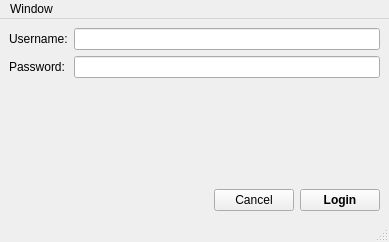
pietr26/OMSI-Tools, file OTModules/wLFClient/wlogin.ui: the form before one commit.
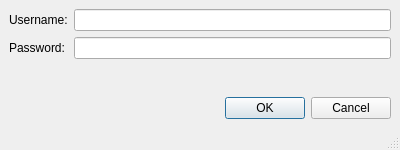
The form after the commit. Icons and pictures are not drawn.

Commit message: implemented login/logout

Patch:
```diff
--- a/OTModules/wLFClient/wlogin.ui
+++ b/OTModules/wLFClient/wlogin.ui
@@ -6,8 +6,8 @@
    <rect>
     <x>0</x>
     <y>0</y>
-    <width>389</width>
-    <height>242</height>
+    <width>400</width>
+    <height>150</height>
    </rect>
   </property>
   <property name="windowTitle">
@@ -77,40 +77,11 @@
      </spacer>
     </item>
     <item>
-     <layout class="QHBoxLayout" name="horizontalLayout">
-      <item>
-       <spacer name="horizontalSpacer">
-        <property name="orientation">
-         <enum>Qt::Horizontal</enum>
-        </property>
-        <property name="sizeHint" stdset="0">
-         <size>
-          <width>40</width>
-          <height>20</height>
-         </size>
-        </property>
-       </spacer>
-      </item>
-      <item>
-       <widget class="QPushButton" name="pushButton_2">
-        <property name="text">
-         <string>Cancel</string>
-        </property>
-       </widget>
-      </item>
-      <item>
-       <widget class="QPushButton" name="pushButton">
-        <property name="font">
-         <font>
-          <bold>true</bold>
-         </font>
-        </property>
-        <property name="text">
-         <string>Login</string>
-        </property>
-       </widget>
-      </item>
-     </layout>
+     <widget class="QDialogButtonBox" name="buttonBox">
+      <property name="standardButtons">
+       <set>QDialogButtonBox::Cancel|QDialogButtonBox::Ok</set>
+      </property>
+     </widget>
     </item>
    </layout>
   </widget>
@@ -119,17 +90,10 @@
     <rect>
      <x>0</x>
      <y>0</y>
-     <width>389</width>
-     <height>25</height>
+     <width>400</width>
+     <height>22</height>
     </rect>
    </property>
-   <widget class="QMenu" name="menuWindow">
-    <property name="title">
-     <string>Window</string>
-    </property>
-    <addaction name="actionClose"/>
-   </widget>
-   <addaction name="menuWindow"/>
   </widget>
   <widget class="QStatusBar" name="statusbar"/>
   <action name="actionClose">
```
Left out of the diff: 24 changed lines with no effect on the pictures. The commit also changes 6 other files.
